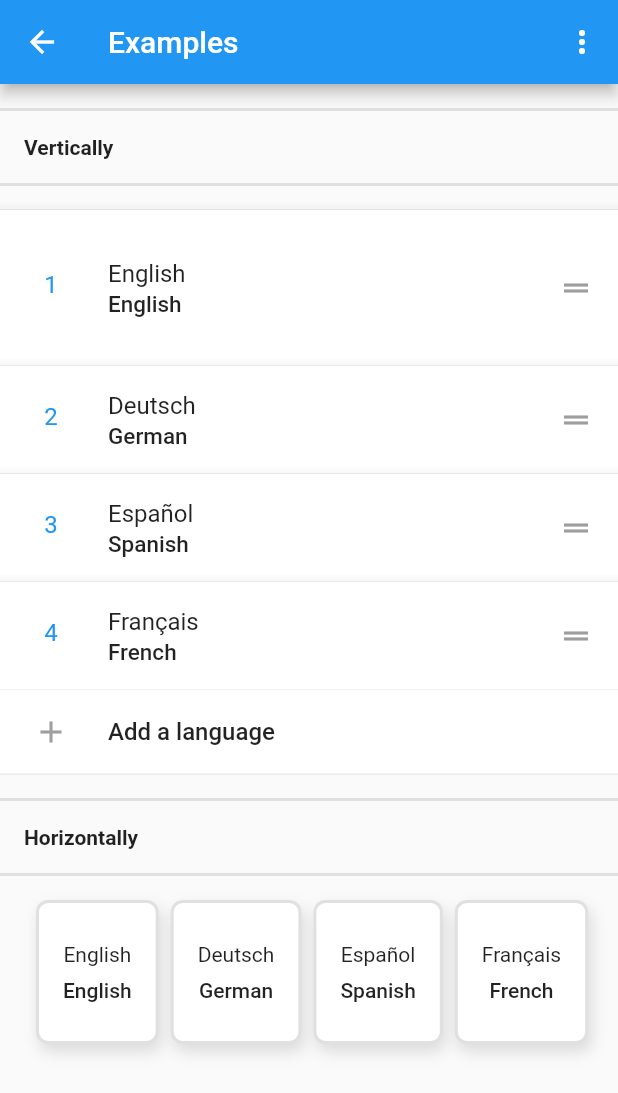
After one commit to tanyapog/different_draggable_lists, a Flutter app: the screen it shows after launch, after a tap on "Implicitly animated reorderable list", on a phone screen of 412 x 824 dp. The commit adds this screen. Shown: the top 1093 px of the screen. Run offline on Flutter 3.47's test engine with Material 2 defaults, Android fonts, the phone set to English and light mode, and no system bars; drawn by our look-alikes of flutter_slidable; our stand-ins replace implicitly_animated_reorderable_list; missing offline and left inert: flutter_reorderable_list.

Commit message:
default example for ImplicitlyAnimatedReorderableList

```diff
--- /dev/null
+++ b/lib/drag_and_drop_lists/DragAndDropLists.dart
@@ -0,0 +1,11 @@
+import 'package:flutter/material.dart';
+
+class DragAndDropLists extends StatelessWidget {
+  @override
+  Widget build(BuildContext context) {
+    return Scaffold(
+      appBar: AppBar(title: Text('Drag-And-Drop Lists'),),
+      body: Container(),
+    );
+  }
+}
--- /dev/null
+++ b/lib/implicitly_animated_reorderable_list/box.dart
@@ -0,0 +1,181 @@
+import 'dart:math';
+import 'package:flutter/material.dart';
+
+enum ShadowDirection {
+  topLeft,
+  top,
+  topRight,
+  right,
+  bottomRight,
+  bottom,
+  bottomLeft,
+  left,
+  center,
+}
+
+class Box extends StatelessWidget {
+  final double borderRadius;
+  final double elevation;
+  final double height;
+  final double width;
+  final Border border;
+  final BorderRadius customBorders;
+  final EdgeInsets margin;
+  final EdgeInsets padding;
+  final Widget child;
+  final Color color;
+  final Color shadowColor;
+  final List<BoxShadow> boxShadows;
+  final VoidCallback onTap;
+  final VoidCallback onLongPress;
+  final VoidCallback onDoubleTap;
+  final BoxShape boxShape;
+  final AlignmentGeometry alignment;
+  final ShadowDirection shadowDirection;
+  final Color splashColor;
+  final Duration duration;
+  final BoxConstraints constraints;
+  const Box({
+    Key key,
+    this.child,
+    this.border,
+    this.color = Colors.transparent,
+    this.borderRadius = 0.0,
+    this.elevation = 0.0,
+    this.splashColor,
+    this.shadowColor = Colors.black12,
+    this.onTap,
+    this.onDoubleTap,
+    this.onLongPress,
+    this.height,
+    this.width,
+    this.margin,
+    this.customBorders,
+    this.alignment,
+    this.boxShadows,
+    this.constraints,
+    this.duration,
+    this.boxShape = BoxShape.rectangle,
+    this.shadowDirection = ShadowDirection.bottomRight,
+    this.padding = const EdgeInsets.all(0),
+  }) : super(key: key);
+
+  static const wrap = -1;
+
+  bool get circle => boxShape == BoxShape.circle;
+
+  @override
+  Widget build(BuildContext context) {
+    final theme = Theme.of(context);
+    final w = width;
+    final h = height;
+    final br = customBorders ??
+      BorderRadius.circular(
+        boxShape == BoxShape.rectangle
+          ? borderRadius
+          : w != null
+            ? w / 2.0
+            : h != null
+              ? h / 2.0
+              : 0,
+      );
+
+    Widget content = Padding(
+      padding: padding ?? EdgeInsets.zero,
+      child: child,
+    );
+
+    if (boxShape == BoxShape.circle || (customBorders != null || borderRadius > 0.0)) {
+      content = ClipRRect(
+        borderRadius: br,
+        child: content,
+      );
+    }
+
+    if (onTap != null || onLongPress != null || onDoubleTap != null) {
+      content = Material(
+        color: Colors.transparent,
+        type: MaterialType.transparency,
+        shape: circle ? const CircleBorder() : RoundedRectangleBorder(borderRadius: br),
+        child: InkWell(
+          splashColor: splashColor ?? theme.splashColor,
+          highlightColor: theme.highlightColor,
+          hoverColor: theme.hoverColor,
+          focusColor: theme.focusColor,
+          customBorder:
+          circle ? const CircleBorder() : RoundedRectangleBorder(borderRadius: br),
+          onTap: onTap,
+          onLongPress: onLongPress,
+          onDoubleTap: onDoubleTap,
+          child: content,
+        ),
+      );
+    }
+
+    final List<BoxShadow> boxShadow = boxShadows ??
+        ((elevation > 0 && (shadowColor.opacity > 0))
+        ? [
+        BoxShadow(
+          color: shadowColor,
+          offset: _getShadowOffset(min(elevation / 5.0, 1.0)),
+          blurRadius: elevation,
+          spreadRadius: 0,
+        ),
+            ]
+            : null);
+
+    final boxDecoration = BoxDecoration(
+      color: color,
+      borderRadius: circle || br == BorderRadius.zero ? null : br,
+      shape: boxShape,
+      boxShadow: boxShadow,
+      border: border,
+    );
+
+    return duration != null
+        ? AnimatedContainer(
+      height: h,
+      width: w,
+      margin: margin,
+      alignment: alignment,
+      duration: duration,
+      decoration: boxDecoration,
+      constraints: constraints,
+      child: content,
+    )
+        : Container(
+      height: h,
+      width: w,
+      margin: margin,
+      alignment: alignment,
+      decoration: boxDecoration,
+      constraints: constraints,
+      child: content,
+    );
+  }
+
+  Offset _getShadowOffset(double ele) {
+    final ym = 5 * ele;
+    final xm = 2 * ele;
+    switch (shadowDirection) {
+      case ShadowDirection.topLeft:
+        return Offset(-1 * xm, -1 * ym);
+      case ShadowDirection.top:
+        return Offset(0, -1 * ym);
+      case ShadowDirection.topRight:
+        return Offset(xm, -1 * ym);
+      case ShadowDirection.right:
+        return Offset(xm, 0);
+      case ShadowDirection.bottomRight:
+        return Offset(xm, ym);
+      case ShadowDirection.bottom:
+        return Offset(0, ym);
+      case ShadowDirection.bottomLeft:
+        return Offset(-1 * xm, ym);
+      case ShadowDirection.left:
+        return Offset(-1 * xm, 0);
+      default:
+        return Offset.zero;
+    }
+  }
+}
--- /dev/null
+++ b/lib/implicitly_animated_reorderable_list/language_page.dart
@@ -0,0 +1,419 @@
+import 'package:flutter/material.dart';
+import 'package:flutter_slidable/flutter_slidable.dart';
+import 'package:implicitly_animated_reorderable_list/implicitly_animated_reorderable_list.dart';
+import 'package:implicitly_animated_reorderable_list/transitions.dart';
+
+import 'box.dart';
+import 'languages.dart';
+
+class LanguagePage extends StatefulWidget {
+  const LanguagePage({Key key,}) : super(key: key);
+  @override
+  _LanguagePageState createState() => _LanguagePageState();
+}
+
+class _LanguagePageState extends State<LanguagePage>
+    with SingleTickerProviderStateMixin {
+
+  static const double _horizontalHeight = 96;
+  static const List<String> options = ['Shuffle','Test',];
+
+  final List<Language> selectedLanguages = [
+    english,
+    german,
+    spanish,
+    french,
+  ];
+
+  bool inReorder = false;
+
+  ScrollController scrollController = ScrollController();
+
+  void onReorderFinished(List<Language> newItems) {
+    scrollController.jumpTo(scrollController.offset);
+    setState(() {
+      inReorder = false;
+
+      selectedLanguages
+        ..clear()
+        ..addAll(newItems);
+    });
+  }
+
+  @override
+  Widget build(BuildContext context) {
+    final theme = Theme.of(context);
+    final textTheme = theme.textTheme;
+
+    return Scaffold(
+      appBar: AppBar(
+        title: const Text('Examples'),
+        backgroundColor: theme.accentColor,
+        actions: <Widget>[
+          _buildPopupMenuButton(textTheme),
+        ],
+      ),
+      body: ListView(
+        controller: scrollController,
+        // Prevent the ListView from scrolling when an item is
+        // currently being dragged.
+        padding: const EdgeInsets.only(bottom: 24),
+        children: <Widget>[
+          _buildHeadline('Vertically'),
+          const Divider(height: 0),
+          _buildVerticalLanguageList(),
+          _buildHeadline('Horizontally'),
+          _buildHorizontalLanguageList(),
+          const SizedBox(height: 500),
+        ],
+      ),
+    );
+  }
+
+  // * An example of a vertically reorderable list.
+  Widget _buildVerticalLanguageList() {
+    final theme = Theme.of(context);
+
+    Reorderable buildReorderable(
+        Language lang,
+        Widget Function(Widget tile) transition,
+        ) {
+      return Reorderable(
+        key: ValueKey(lang),
+        builder: (context, dragAnimation, inDrag) {
+          final tile = Column(
+            mainAxisSize: MainAxisSize.min,
+            children: <Widget>[
+              _buildTile(lang),
+              const Divider(height: 0),
+            ],
+          );
+
+          return AnimatedBuilder(
+            animation: dragAnimation,
+            builder: (context, _) {
+              final t = dragAnimation.value;
+              final color = Color.lerp(Colors.white, Colors.grey.shade100, t);
+
+              return Material(
+                color: color,
+                elevation: 8, //lerpDouble(0, 8, t)!,
+                child: transition(tile),
+              );
+            },
+          );
+        },
+      );
+    }
+
+    return ImplicitlyAnimatedReorderableList<Language>(
+      items: selectedLanguages,
+      shrinkWrap: true,
+      // reorderDuration: const Duration(milliseconds: 200),
+      // liftDuration: const Duration(milliseconds: 300),
+      physics: const NeverScrollableScrollPhysics(),
+      padding: EdgeInsets.zero,
+      areItemsTheSame: (oldItem, newItem) => oldItem == newItem,
+      onReorderStarted: (item, index) => setState(() => inReorder = true),
+      onReorderFinished: (movedLanguage, from, to, newItems) {
+        // Update the underlying data when the item has been reordered!
+        onReorderFinished(newItems);
+      },
+      itemBuilder: (context, itemAnimation, lang, index) {
+        return buildReorderable(lang, (tile) {
+          return SizeFadeTransition(
+            sizeFraction: 0.7,
+            curve: Curves.easeInOut,
+            animation: itemAnimation,
+            child: tile,
+          );
+        });
+      },
+      updateItemBuilder: (context, itemAnimation, lang) {
+        return buildReorderable(lang, (tile) {
+          return FadeTransition(
+            opacity: itemAnimation,
+            child: tile,
+          );
+        });
+      },
+      footer: _buildFooter(context, theme.textTheme),
+    );
+  }
+
+  Widget _buildHorizontalLanguageList() {
+    return Container(
+      height: _horizontalHeight,
+      alignment: Alignment.center,
+      child: ImplicitlyAnimatedReorderableList<Language>(
+        items: selectedLanguages,
+        padding: const EdgeInsets.symmetric(horizontal: 24),
+        scrollDirection: Axis.horizontal,
+        areItemsTheSame: (oldItem, newItem) => oldItem == newItem,
+        onReorderStarted: (item, index) => setState(() => inReorder = true),
+        onReorderFinished: (item, from, to, newItems) =>
+            onReorderFinished(newItems),
+        itemBuilder: (context, itemAnimation, item, index) {
+          return Reorderable(
+            key: ValueKey(item.toString()),
+            builder: (context, dragAnimation, inDrag) {
+              final t = dragAnimation.value;
+              final box = _buildBox(item, t);
+
+              return SizeFadeTransition(
+                animation: itemAnimation,
+                axis: Axis.horizontal,
+                axisAlignment: 1.0,
+                curve: Curves.ease,
+                child: box,
+              );
+            },
+          );
+        },
+        updateItemBuilder: (context, itemAnimation, item) {
+          return Reorderable(
+            key: ValueKey(item.toString()),
+            child: FadeTransition(
+              opacity: itemAnimation,
+              child: _buildBox(item, 0),
+            ),
+          );
+        },
+      ),
+    );
+  }
+
+  Widget _buildTile(Language lang) {
+    final theme = Theme.of(context);
+    final textTheme = theme.textTheme;
+
+    final List<Widget> actions = [
+      SlideAction(
+        closeOnTap: true,
+        color: Colors.redAccent,
+        onTap: () => setState(() => selectedLanguages.remove(lang)),
+        child: Center(
+          child: Column(
+            mainAxisSize: MainAxisSize.min,
+            children: <Widget>[
+              const Icon(
+                Icons.delete,
+                color: Colors.white,
+              ),
+              const SizedBox(height: 4),
+              Text(
+                'Delete',
+                style: textTheme.bodyText2?.copyWith(
+                  color: Colors.white,
+                ),
+              ),
+            ],
+          ),
+        ),
+      ),
+    ];
+
+    return Slidable(
+      actionPane: const SlidableBehindActionPane(),
+      actions: actions,
+      secondaryActions: actions,
+      child: Container(
+        alignment: Alignment.center,
+        // For testing different size item. You can comment this line
+        padding: lang.englishName == 'English'
+            ? const EdgeInsets.symmetric(vertical: 16.0)
+            : EdgeInsets.zero,
+        child: ListTile(
+          title: Text(
+            lang.nativeName,
+            style: textTheme.bodyText2?.copyWith(
+              fontSize: 16,
+            ),
+          ),
+          subtitle: Text(
+            lang.englishName,
+            style: textTheme.bodyText1?.copyWith(
+              fontSize: 15,
+            ),
+          ),
+          leading: SizedBox(
+            width: 36,
+            height: 36,
+            child: Center(
+              child: Text(
+                '${selectedLanguages.indexOf(lang) + 1}',
+                style: textTheme.bodyText2?.copyWith(
+                  color: theme.accentColor,
+                  fontSize: 16,
+                ),
+              ),
+            ),
+          ),
+          trailing: const Handle(
+            delay: Duration(milliseconds: 0),
+            // capturePointer: true,
+            child: Icon(Icons.drag_handle, color: Colors.grey,),
+          ),
+        ),
+      ),
+    );
+  }
+
+  Widget _buildBox(Language item, double t) {
+    final theme = Theme.of(context);
+    final textTheme = theme.textTheme;
+
+    final elevation = 8.0; //lerpDouble(0, 8, t)!;
+
+    return Handle(
+      delay: const Duration(milliseconds: 500),
+      child: Box(
+        height: _horizontalHeight,
+        borderRadius: 8,
+        border: Border.all(
+          color: Colors.grey.shade300,
+          width: 2,
+        ),
+        elevation: elevation,
+        padding: const EdgeInsets.all(16),
+        color: Colors.white,
+        margin: const EdgeInsets.only(right: 8),
+        child: Center(
+          child: Column(
+            mainAxisSize: MainAxisSize.min,
+            children: <Widget>[
+              Text(
+                item.nativeName,
+                style: textTheme.bodyText2,
+              ),
+              const SizedBox(height: 8),
+              Text(
+                item.englishName,
+                style: textTheme.bodyText1,
+              ),
+            ],
+          ),
+        ),
+      ),
+    );
+  }
+
+  Widget _buildFooter(BuildContext context, TextTheme textTheme) {
+    return Box(
+      color: Colors.white,
+      onTap: () async {
+        final result = await Navigator.push(
+          context,
+          MaterialPageRoute(
+            builder: (context) => Container(child: Text('LanguageSearchPage')),//const LanguageSearchPage(),
+          ),
+        );
+
+        if (result != null && !selectedLanguages.contains(result)) {
+          setState(() {
+            selectedLanguages.add(result);
+          });
+        }
+      },
+      child: Column(
+        mainAxisSize: MainAxisSize.min,
+        children: <Widget>[
+          ListTile(
+            leading: const SizedBox(
+              height: 36,
+              width: 36,
+              child: Center(
+                child: Icon(
+                  Icons.add,
+                  color: Colors.grey,
+                ),
+              ),
+            ),
+            title: Text(
+              'Add a language',
+              style: textTheme.bodyText1?.copyWith(
+                fontSize: 16,
+              ),
+            ),
+          ),
+          const Divider(height: 0),
+        ],
+      ),
+    );
+  }
+
+  Widget _buildHeadline(String headline) {
+    final theme = Theme.of(context);
+    final textTheme = theme.textTheme;
+
+    Widget buildDivider() => Container(
+      height: 2,
+      color: Colors.grey.shade300,
+    );
+
+    return Column(
+      mainAxisSize: MainAxisSize.min,
+      crossAxisAlignment: CrossAxisAlignment.start,
+      children: <Widget>[
+        const SizedBox(height: 16),
+        buildDivider(),
+        Padding(
+          padding: const EdgeInsets.symmetric(horizontal: 16, vertical: 16),
+          child: Text(
+            headline,
+            style: textTheme.bodyText1?.copyWith(
+              fontWeight: FontWeight.bold,
+            ),
+          ),
+        ),
+        buildDivider(),
+        const SizedBox(height: 16),
+      ],
+    );
+  }
+
+  Widget _buildPopupMenuButton(TextTheme textTheme) {
+    return PopupMenuButton<String>(
+      padding: const EdgeInsets.all(0),
+      shape: RoundedRectangleBorder(
+        borderRadius: BorderRadius.circular(8),
+      ),
+      onSelected: (value) {
+        switch (value) {
+          case 'Shuffle':
+            setState(selectedLanguages.shuffle);
+            break;
+          case 'Test':
+            Navigator.push(
+              context,
+              MaterialPageRoute(
+                builder: (_) => Container(child: Center(child: Text('Test page'),),)//const TestPage(),
+              ),
+            );
+            break;
+        }
+      },
+      itemBuilder: (context) => options.map((option) {
+        return PopupMenuItem(
+          value: option,
+          child: Text(
+            option,
+            style: textTheme.bodyText1,
+          ),
+        );
+      }).toList(),
+    );
+  }
+
+  @override
+  void dispose() {
+    scrollController.dispose();
+    super.dispose();
+  }
+}
+
+class Pair<A, B> {
+  final A first;
+  final B second;
+  Pair(this.first,this.second,);
+}
--- /dev/null
+++ b/lib/implicitly_animated_reorderable_list/languages.dart
@@ -0,0 +1,80 @@
+import 'package:flutter/material.dart';
+
+const english = Language(
+  englishName: 'English',
+  nativeName: 'English',
+);
+
+const french = Language(
+  englishName: 'French',
+  nativeName: 'Français',
+);
+
+const german = Language(
+  englishName: 'German',
+  nativeName: 'Deutsch',
+);
+
+const spanish = Language(
+  englishName: 'Spanish',
+  nativeName: 'Español',
+);
+
+const chinese = Language(
+  englishName: 'Chinese',
+  nativeName: '中文',
+);
+
+const danish = Language(
+  englishName: 'Danish',
+  nativeName: 'Dansk',
+);
+
+const hindi = Language(
+  englishName: 'Hindi',
+  nativeName: 'हिंदी',
+);
+
+const afrikaans = Language(
+  englishName: 'Afrikaans',
+  nativeName: 'Afrikaans',
+);
+
+const portuguese = Language(
+  englishName: 'Portuguese',
+  nativeName: 'Português',
+);
+
+const List<Language> languages = [
+  english,
+  french,
+  german,
+  spanish,
+  chinese,
+  danish,
+  hindi,
+  afrikaans,
+  portuguese,
+];
+
+class Language {
+  final String englishName;
+  final String nativeName;
+  const Language({
+    @required this.englishName,
+    @required this.nativeName,
+  });
+
+  @override
+  String toString() => 'Language englishName: $englishName, nativeName: $nativeName';
+
+  @override
+  bool operator ==(Object o) {
+    if (identical(this, o)) return true;
+
+    return o is Language && o.englishName == englishName && o.nativeName == nativeName;
+  }
+
+  @override
+  int get hashCode => englishName.hashCode ^ nativeName.hashCode;
+}
--- a/lib/main.dart
+++ b/lib/main.dart
@@ -1,5 +1,6 @@
 import 'package:flutter/material.dart';
 import 'flutter_reorderable_list/flutter_reorderable_list.dart';
+import 'implicitly_animated_reorderable_list/language_page.dart';
 import 'material_reorderable_list/base_example.dart';
 import 'material_reorderable_list/material_reorderable_list.dart';
 
@@ -45,6 +46,12 @@ class DifferentDraggableLists extends StatelessWidget {
               onPressed: () => Navigator.push(context, MaterialPageRoute(builder: (context) => FlutterReorderableList(),),),
               child: Text("Flutter reorderable list"),
             ),
+            SizedBox(height: 10.0,),
+            FlatButton(
+              color: Colors.amber,
+              onPressed: () => Navigator.push(context, MaterialPageRoute(builder: (context) => LanguagePage(),),),
+              child: Text("Implicitly animated reorderable list"),
+            ),
           ],
         ),
       ),
--- a/pubspec.yaml
+++ b/pubspec.yaml
@@ -24,6 +24,8 @@ dependencies:
   flutter:
     sdk: flutter
   flutter_reorderable_list: ^0.1.5
+  flutter_slidable: ^0.5.7
+  implicitly_animated_reorderable_list: ^0.3.2
 
 dev_dependencies:
   flutter_test:
```
Also changed, not shown: pubspec.lock.
